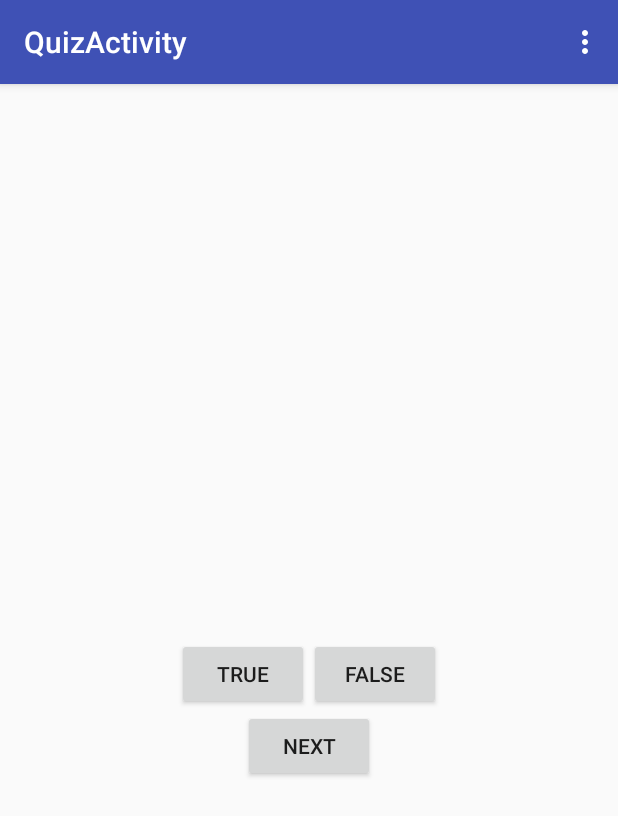
After one commit to vrunoa/cfl-tailgate, an Android app: the QuizActivity screen opened directly, with no data from a screen before it, on a phone screen of 412 x 824 dp. The commit adds this screen. Shown: the top 816 px of the screen. Run offline under Robolectric (Android 15) with nearby library versions, the phone set to English and light mode, and no system bars.

Commit message:
Data controller and basic quiz

```diff
--- /dev/null
+++ b/app/src/main/java/com/cfltailgate/android/QuizActivity.java
@@ -0,0 +1,153 @@
+package com.cfltailgate.android;
+
+import android.support.v7.app.AppCompatActivity;
+import android.os.Bundle;
+import android.util.Log;
+import android.view.Menu;
+import android.view.MenuItem;
+import android.view.View;
+import android.widget.Button;
+import android.widget.TextView;
+import android.widget.Toast;
+
+import com.cfltailgate.android.model.Question;
+
+public class QuizActivity extends AppCompatActivity {
+
+    private static final String TAG = "QuizActivity";
+    private static final String KEY_INDEX = "index";
+
+    private Button mTrueButton;
+    private Button mFalseButton;
+    private Button mNextButton;
+    private TextView mQuestionTextView;
+
+    /*
+    private Question[] mQuestionBank = new Question[] {
+            new Question(R.string.question_oceans, true),
+            new Question(R.string.question_mideast, false),
+            new Question(R.string.question_africa, false),
+            new Question(R.string.question_americas, true),
+            new Question(R.string.question_asia, true),
+    };
+    */
+
+    private int mCurrentIndex = 0;
+
+    @Override
+    protected void onCreate(Bundle savedInstanceState) {
+        super.onCreate(savedInstanceState);
+        Log.d(TAG, "onCreate(Bundle) called");
+        setContentView(R.layout.activity_quiz);
+
+        mQuestionTextView = (TextView)findViewById(R.id.question_text_view);
+
+        mTrueButton = (Button)findViewById(R.id.true_button);
+        mTrueButton.setOnClickListener(new View.OnClickListener() {
+            @Override
+            public void onClick(View v) {
+                checkAnswer(true);
+            }
+        });
+
+        mFalseButton = (Button)findViewById(R.id.false_button);
+        mFalseButton.setOnClickListener(new View.OnClickListener() {
+            @Override
+            public void onClick(View v) {
+                checkAnswer(false);
+            }
+        });
+
+        mNextButton = (Button)findViewById(R.id.next_button);
+        mNextButton.setOnClickListener(new View.OnClickListener() {
+            @Override
+            public void onClick(View v) {
+                //mCurrentIndex = (mCurrentIndex + 1) % mQuestionBank.length;
+                updateQuestion();
+            }
+        });
+
+        if (savedInstanceState != null) {
+            mCurrentIndex = savedInstanceState.getInt(KEY_INDEX, 0);
+        }
+
+        updateQuestion();
+    }
+
+    @Override
+    public void onSaveInstanceState(Bundle savedInstanceState) {
+        super.onSaveInstanceState(savedInstanceState);
+        Log.i(TAG, "onSaveInstanceState");
+        savedInstanceState.putInt(KEY_INDEX, mCurrentIndex);
+    }
+
+    @Override
+    public void onStart() {
+        super.onStart();
+        Log.d(TAG, "onStart() called");
+    }
+
+    @Override
+    public void onPause() {
+        super.onPause();
+        Log.d(TAG, "onPause() called");
+    }
+
+    @Override
+    public void onResume() {
+        super.onResume();
+        Log.d(TAG, "onResume() called");
+    }
+
+    @Override
+    public void onStop() {
+        super.onStop();
+        Log.d(TAG, "onStop() called");
+    }
+
+    @Override
+    public void onDestroy() {
+        super.onDestroy();
+        Log.d(TAG, "onDestroy() called");
+    }
+
+    @Override
+    public boolean onCreateOptionsMenu(Menu menu) {
+        // Inflate the menu; this adds items to the action bar if it is present.
+        getMenuInflater().inflate(R.menu.menu_quiz, menu);
+        return true;
+    }
+
+    @Override
+    public boolean onOptionsItemSelected(MenuItem item) {
+        // Handle action bar item clicks here. The action bar will
+        // automatically handle clicks on the Home/Up button, so long
+        // as you specify a parent activity in AndroidManifest.xml.
+        int id = item.getItemId();
+
+        //noinspection SimplifiableIfStatement
+        if (id == R.id.action_settings) {
+            return true;
+        }
+
+        return super.onOptionsItemSelected(item);
+    }
+
+    private void updateQuestion() {
+        //mQuestionTextView.setText(mQuestionBank[mCurrentIndex].getTextResId());
+    }
+
+    private void checkAnswer(boolean userPressedTrue) {
+        /*
+        boolean answerIsTrue = mQuestionBank[mCurrentIndex].isAnswerTrue();
+        int messageResId = 0;
+        if (userPressedTrue == answerIsTrue) {
+            messageResId = R.string.correct_toast;
+        } else {
+            messageResId = R.string.incorrect_toast;
+        }
+
+        Toast.makeText(this, messageResId, Toast.LENGTH_SHORT).show();
+        */
+    }
+}
--- /dev/null
+++ b/app/src/main/res/layout/activity_quiz.xml
@@ -0,0 +1,37 @@
+<LinearLayout xmlns:android="http://schemas.android.com/apk/res/android"
+              android:layout_width="match_parent"
+              android:layout_height="match_parent"
+              android:gravity="center"
+              android:orientation="vertical">
+
+    <TextView
+        android:id="@+id/question_text_view"
+        android:layout_width="wrap_content"
+        android:layout_height="wrap_content"
+        android:padding="24dp" />
+
+    <LinearLayout
+        android:layout_width="wrap_content"
+        android:layout_height="wrap_content">
+
+        <Button
+            android:id="@+id/true_button"
+            android:layout_width="wrap_content"
+            android:layout_height="wrap_content"
+            android:text="@string/true_button" />
+
+        <Button
+            android:id="@+id/false_button"
+            android:layout_width="wrap_content"
+            android:layout_height="wrap_content"
+            android:text="@string/false_button" />
+
+    </LinearLayout>
+
+    <Button
+        android:id="@+id/next_button"
+        android:layout_width="wrap_content"
+        android:layout_height="wrap_content"
+        android:text="@string/next_button" />
+
+</LinearLayout>
--- /dev/null
+++ b/app/src/main/res/menu/menu_quiz.xml
@@ -0,0 +1,9 @@
+<menu xmlns:android="http://schemas.android.com/apk/res/android"
+      xmlns:app="http://schemas.android.com/apk/res-auto"
+      xmlns:tools="http://schemas.android.com/tools"
+      tools:context="com.cfltailgate.android.QuizActivity">
+    <item android:id="@+id/action_settings"
+          android:title="@string/action_settings"
+          android:orderInCategory="100"
+          app:showAsAction="never"/>
+</menu>
--- a/app/src/main/res/values/strings.xml
+++ b/app/src/main/res/values/strings.xml
@@ -7,4 +7,12 @@
     <string name="action_settings">Settings</string>
 
     <string name="app_id">546761535478232</string>
+
+    <string name="title_activity_quiz">QuizActivity</string>
+    <string name="true_button">True</string>
+    <string name="false_button">False</string>
+    <string name="next_button">Next</string>
+
+
+    <string name="hello_world">Hello world!</string>
 </resources>
```
Also changed, not shown: app/src/main/AndroidManifest.xml (+17 -10 lines), app/src/main/java/com/cfltailgate/android/App.java (added, +38 -0 lines), app/src/main/java/com/cfltailgate/android/DataController.java (added, +32 -0 lines), app/src/main/java/com/cfltailgate/android/model/Question.java (added, +32 -0 lines), 1 other file.
